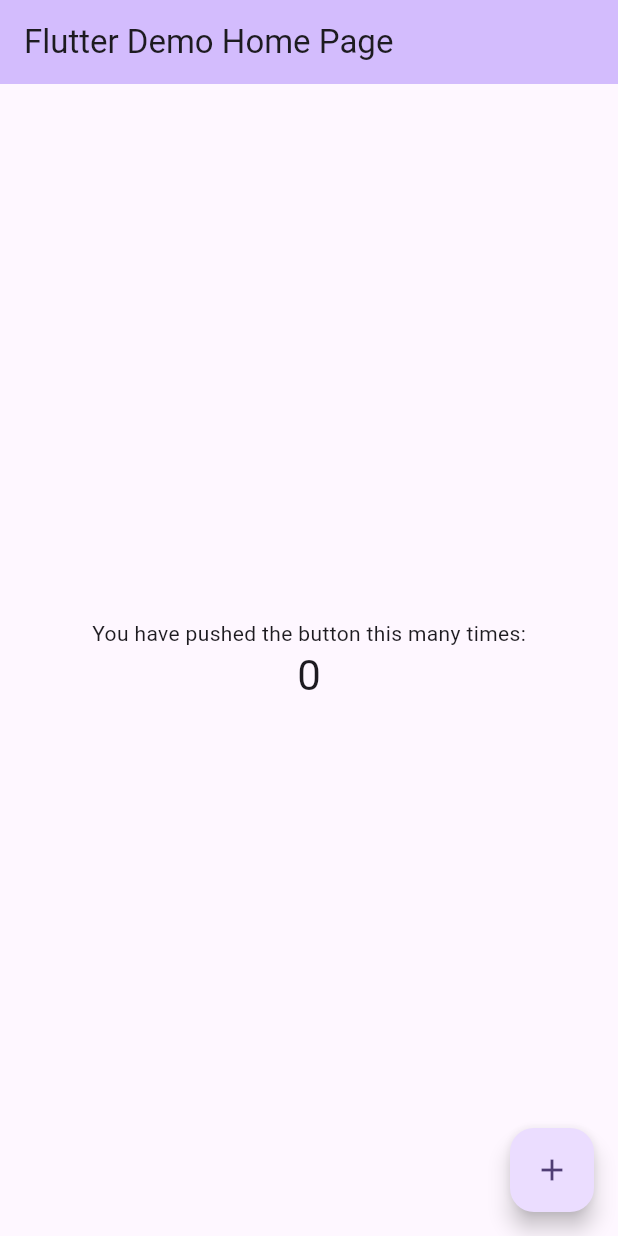
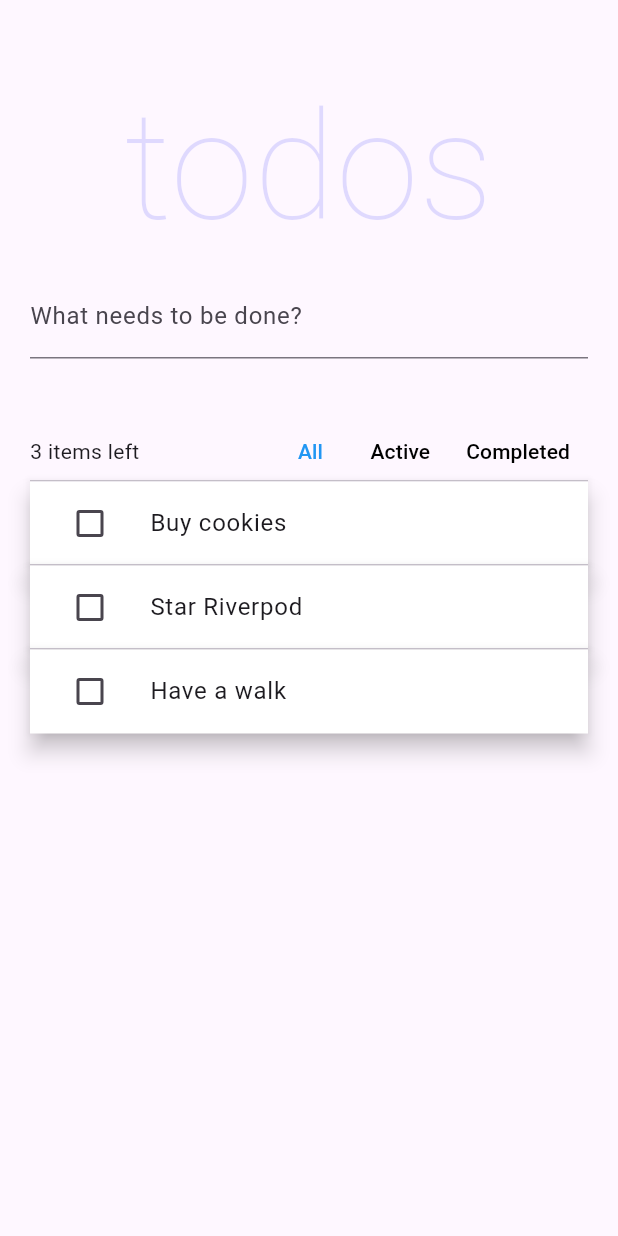
Before and after one commit to Xim-ya/clean_riverpod_management_todo_app_implementation, a Flutter app: the screen it shows after launch, on a phone screen of 412 x 824 dp. Run offline on Flutter 3.47's test engine with Material 3 defaults, Android fonts, the phone set to English and light mode, and no system bars; our stand-ins replace flutter_hooks, flutter_riverpod, hooks_riverpod; Roboto replaces fonts that are missing (Helvetica Neue).

Commit message:
feature : add todo features

```diff
--- a/lib/main.dart
+++ b/lib/main.dart
@@ -1,125 +1,27 @@
+import 'package:clean_riverpod_management/src/home.dart';
 import 'package:flutter/material.dart';
+import 'package:flutter_riverpod/flutter_riverpod.dart';
 
 void main() {
-  runApp(const MyApp());
+  runApp(
+    const ProviderScope(
+      child: MyApp(),
+    ),
+  );
 }
 
 class MyApp extends StatelessWidget {
   const MyApp({super.key});
 
-  // This widget is the root of your application.
   @override
   Widget build(BuildContext context) {
     return MaterialApp(
-      title: 'Flutter Demo',
+      title: 'Todo App',
       theme: ThemeData(
-        // This is the theme of your application.
-        //
-        // TRY THIS: Try running your application with "flutter run". You'll see
-        // the application has a purple toolbar. Then, without quitting the app,
-        // try changing the seedColor in the colorScheme below to Colors.green
-        // and then invoke "hot reload" (save your changes or press the "hot
-        // reload" button in a Flutter-supported IDE, or press "r" if you used
-        // the command line to start the app).
-        //
-        // Notice that the counter didn't reset back to zero; the application
-        // state is not lost during the reload. To reset the state, use hot
-        // restart instead.
-        //
-        // This works for code too, not just values: Most code changes can be
-        // tested with just a hot reload.
         colorScheme: ColorScheme.fromSeed(seedColor: Colors.deepPurple),
         useMaterial3: true,
       ),
-      home: const MyHomePage(title: 'Flutter Demo Home Page'),
+      home: const Home(),
     );
   }
 }
-
-class MyHomePage extends StatefulWidget {
-  const MyHomePage({super.key, required this.title});
-
-  // This widget is the home page of your application. It is stateful, meaning
-  // that it has a State object (defined below) that contains fields that affect
-  // how it looks.
-
-  // This class is the configuration for the state. It holds the values (in this
-  // case the title) provided by the parent (in this case the App widget) and
-  // used by the build method of the State. Fields in a Widget subclass are
-  // always marked "final".
-
-  final String title;
-
-  @override
-  State<MyHomePage> createState() => _MyHomePageState();
-}
-
-class _MyHomePageState extends State<MyHomePage> {
-  int _counter = 0;
-
-  void _incrementCounter() {
-    setState(() {
-      // This call to setState tells the Flutter framework that something has
-      // changed in this State, which causes it to rerun the build method below
-      // so that the display can reflect the updated values. If we changed
-      // _counter without calling setState(), then the build method would not be
-      // called again, and so nothing would appear to happen.
-      _counter++;
-    });
-  }
-
-  @override
-  Widget build(BuildContext context) {
-    // This method is rerun every time setState is called, for instance as done
-    // by the _incrementCounter method above.
-    //
-    // The Flutter framework has been optimized to make rerunning build methods
-    // fast, so that you can just rebuild anything that needs updating rather
-    // than having to individually change instances of widgets.
-    return Scaffold(
-      appBar: AppBar(
-        // TRY THIS: Try changing the color here to a specific color (to
-        // Colors.amber, perhaps?) and trigger a hot reload to see the AppBar
-        // change color while the other colors stay the same.
-        backgroundColor: Theme.of(context).colorScheme.inversePrimary,
-        // Here we take the value from the MyHomePage object that was created by
-        // the App.build method, and use it to set our appbar title.
-        title: Text(widget.title),
-      ),
-      body: Center(
-        // Center is a layout widget. It takes a single child and positions it
-        // in the middle of the parent.
-        child: Column(
-          // Column is also a layout widget. It takes a list of children and
-          // arranges them vertically. By default, it sizes itself to fit its
-          // children horizontally, and tries to be as tall as its parent.
-          //
-          // Column has various properties to control how it sizes itself and
-          // how it positions its children. Here we use mainAxisAlignment to
-          // center the children vertically; the main axis here is the vertical
-          // axis because Columns are vertical (the cross axis would be
-          // horizontal).
-          //
-          // TRY THIS: Invoke "debug painting" (choose the "Toggle Debug Paint"
-          // action in the IDE, or press "p" in the console), to see the
-          // wireframe for each widget.
-          mainAxisAlignment: MainAxisAlignment.center,
-          children: <Widget>[
-            const Text(
-              'You have pushed the button this many times:',
-            ),
-            Text(
-              '$_counter',
-              style: Theme.of(context).textTheme.headlineMedium,
-            ),
-          ],
-        ),
-      ),
-      floatingActionButton: FloatingActionButton(
-        onPressed: _incrementCounter,
-        tooltip: 'Increment',
-        child: const Icon(Icons.add),
-      ), // This trailing comma makes auto-formatting nicer for build methods.
-    );
-  }
-}
--- /dev/null
+++ b/lib/src/constants/todo_list_filter.dart
@@ -0,0 +1,5 @@
+enum TodoListFilter {
+  all,
+  active,
+  completed,
+}
--- /dev/null
+++ b/lib/src/home.dart
@@ -0,0 +1,69 @@
+import 'package:clean_riverpod_management/src/home_event.dart';
+import 'package:clean_riverpod_management/src/providers/current_todo_provider.dart';
+import 'package:clean_riverpod_management/src/providers/filtered_todos_provider.dart';
+import 'package:clean_riverpod_management/src/providers/todo_list_filter.dart';
+import 'package:clean_riverpod_management/src/providers/todo_list_provider.dart';
+import 'package:clean_riverpod_management/src/providers/umcompleted_todo_count_provider.dart';
+import 'package:clean_riverpod_management/src/test_keys.dart';
+import 'package:flutter/material.dart';
+import 'package:flutter_hooks/flutter_hooks.dart';
+import 'package:hooks_riverpod/hooks_riverpod.dart';
+
+import 'constants/todo_list_filter.dart';
+import 'hooks/use_is_focused.dart';
+
+part 'widgets/title.dart';
+part 'widgets/todo_item.dart';
+part 'widgets/tool_bar.dart';
+
+class Home extends HookConsumerWidget with HomeEvent {
+  const Home({Key? key}) : super(key: key);
+
+  @override
+  Widget build(BuildContext context, WidgetRef ref) {
+    final todos = ref.watch(filteredTodos);
+    final newTodoController = useTextEditingController();
+
+    return GestureDetector(
+      onTap: () => FocusScope.of(context).unfocus(),
+      child: Scaffold(
+        body: ListView(
+          padding: const EdgeInsets.symmetric(horizontal: 20, vertical: 40),
+          children: [
+            const _Title(),
+            TextField(
+              key: addTodoKey,
+              controller: newTodoController,
+              decoration: const InputDecoration(
+                labelText: 'What needs to be done?',
+              ),
+              onSubmitted: (value) => onTextFieldSubmitted(
+                ref,
+                textEditingController: newTodoController,
+                value: value,
+              ),
+            ),
+            const SizedBox(height: 42),
+            const _Toolbar(),
+            if (todos.isNotEmpty) const Divider(height: 0),
+            for (var i = 0; i < todos.length; i++) ...[
+              if (i > 0) const Divider(height: 0),
+              Dismissible(
+                key: ValueKey(todos[i].id),
+                onDismissed: (_) {
+                  ref.read(todoListProvider.notifier).remove(todos[i]);
+                },
+                child: ProviderScope(
+                  overrides: [
+                    currentTodo.overrideWithValue(todos[i]),
+                  ],
+                  child: const _TodoItem(),
+                ),
+              ),
+            ],
+          ],
+        ),
+      ),
+    );
+  }
+}
--- /dev/null
+++ b/lib/src/home_event.dart
@@ -0,0 +1,14 @@
+import 'package:clean_riverpod_management/src/providers/todo_list_provider.dart';
+import 'package:flutter/cupertino.dart';
+import 'package:flutter_riverpod/flutter_riverpod.dart';
+
+mixin class HomeEvent {
+  void onTextFieldSubmitted(
+    WidgetRef ref, {
+    required TextEditingController textEditingController,
+    required String value,
+  }) {
+    ref.read(todoListProvider.notifier).add(value);
+    textEditingController.clear();
+  }
+}
--- /dev/null
+++ b/lib/src/hooks/use_is_focused.dart
@@ -0,0 +1,20 @@
+import 'package:flutter/material.dart';
+import 'package:flutter_hooks/flutter_hooks.dart';
+
+bool useIsFocused(FocusNode node) {
+  final isFocused = useState(node.hasFocus);
+
+  useEffect(
+    () {
+      void listener() {
+        isFocused.value = node.hasFocus;
+      }
+
+      node.addListener(listener);
+      return () => node.removeListener(listener);
+    },
+    [node],
+  );
+
+  return isFocused.value;
+}
--- /dev/null
+++ b/lib/src/model/todo.dart
@@ -0,0 +1,75 @@
+import 'package:flutter/foundation.dart' show immutable;
+import 'package:hooks_riverpod/hooks_riverpod.dart';
+import 'package:uuid/uuid.dart';
+
+const _uuid = Uuid();
+
+@immutable
+class Todo {
+  const Todo({
+    required this.description,
+    required this.id,
+    this.completed = false,
+  });
+
+  final String id;
+  final String description;
+  final bool completed;
+
+  @override
+  String toString() {
+    return 'Todo(description: $description, completed: $completed)';
+  }
+}
+
+/// An object that controls a list of [Todo].
+class TodoList extends Notifier<List<Todo>> {
+  @override
+  List<Todo> build() => [
+        const Todo(id: 'todo-0', description: 'Buy cookies'),
+        const Todo(id: 'todo-1', description: 'Star Riverpod'),
+        const Todo(id: 'todo-2', description: 'Have a walk'),
+      ];
+
+  void add(String description) {
+    state = [
+      ...state,
+      Todo(
+        id: _uuid.v4(),
+        description: description,
+      ),
+    ];
+  }
+
+  void toggle(String id) {
+    state = [
+      for (final todo in state)
+        if (todo.id == id)
+          Todo(
+            id: todo.id,
+            completed: !todo.completed,
+            description: todo.description,
+          )
+        else
+          todo,
+    ];
+  }
+
+  void edit({required String id, required String description}) {
+    state = [
+      for (final todo in state)
+        if (todo.id == id)
+          Todo(
+            id: todo.id,
+            completed: todo.completed,
+            description: description,
+          )
+        else
+          todo,
+    ];
+  }
+
+  void remove(Todo target) {
+    state = state.where((todo) => todo.id != target.id).toList();
+  }
+}
--- /dev/null
+++ b/lib/src/providers/current_todo_provider.dart
@@ -0,0 +1,4 @@
+import 'package:clean_riverpod_management/src/model/todo.dart';
+import 'package:hooks_riverpod/hooks_riverpod.dart';
+
+final currentTodo = Provider<Todo>((ref) => throw UnimplementedError());
--- /dev/null
+++ b/lib/src/providers/filtered_todos_provider.dart
@@ -0,0 +1,19 @@
+import 'package:clean_riverpod_management/src/constants/todo_list_filter.dart';
+import 'package:clean_riverpod_management/src/model/todo.dart';
+import 'package:clean_riverpod_management/src/providers/todo_list_filter.dart';
+import 'package:clean_riverpod_management/src/providers/todo_list_provider.dart';
+import 'package:hooks_riverpod/hooks_riverpod.dart';
+
+final filteredTodos = Provider<List<Todo>>((ref) {
+  final filter = ref.watch(todoListFilter);
+  final todos = ref.watch(todoListProvider);
+
+  switch (filter) {
+    case TodoListFilter.completed:
+      return todos.where((todo) => todo.completed).toList();
+    case TodoListFilter.active:
+      return todos.where((todo) => !todo.completed).toList();
+    case TodoListFilter.all:
+      return todos;
+  }
+});
--- /dev/null
+++ b/lib/src/providers/todo_list_filter.dart
@@ -0,0 +1,4 @@
+import 'package:clean_riverpod_management/src/constants/todo_list_filter.dart';
+import 'package:hooks_riverpod/hooks_riverpod.dart';
+
+final todoListFilter = StateProvider((_) => TodoListFilter.all);
--- /dev/null
+++ b/lib/src/providers/todo_list_provider.dart
@@ -0,0 +1,4 @@
+import 'package:clean_riverpod_management/src/model/todo.dart';
+import 'package:hooks_riverpod/hooks_riverpod.dart';
+
+final todoListProvider = NotifierProvider<TodoList, List<Todo>>(TodoList.new);
--- /dev/null
+++ b/lib/src/providers/umcompleted_todo_count_provider.dart
@@ -0,0 +1,6 @@
+import 'package:clean_riverpod_management/src/providers/todo_list_provider.dart';
+import 'package:hooks_riverpod/hooks_riverpod.dart';
+
+final uncompletedTodosCount = Provider<int>((ref) {
+  return ref.watch(todoListProvider).where((todo) => !todo.completed).length;
+});
--- /dev/null
+++ b/lib/src/test_keys.dart
@@ -0,0 +1,7 @@
+import 'package:flutter/material.dart';
+
+/// Some keys used for testing
+final addTodoKey = UniqueKey();
+final activeFilterKey = UniqueKey();
+final completedFilterKey = UniqueKey();
+final allFilterKey = UniqueKey();
--- /dev/null
+++ b/lib/src/widgets/title.dart
@@ -0,0 +1,19 @@
+part of '../home.dart';
+
+class _Title extends StatelessWidget {
+  const _Title({Key? key}) : super(key: key);
+
+  @override
+  Widget build(BuildContext context) {
+    return const Text(
+      'todos',
+      textAlign: TextAlign.center,
+      style: TextStyle(
+        color: Color.fromARGB(38, 47, 47, 247),
+        fontSize: 100,
+        fontWeight: FontWeight.w100,
+        fontFamily: 'Helvetica Neue',
+      ),
+    );
+  }
+}
--- /dev/null
+++ b/lib/src/widgets/todo_item.dart
@@ -0,0 +1,50 @@
+part of '../home.dart';
+
+class _TodoItem extends HookConsumerWidget {
+  const _TodoItem({Key? key}) : super(key: key);
+
+  @override
+  Widget build(BuildContext context, WidgetRef ref) {
+    final todo = ref.watch(currentTodo);
+    final itemFocusNode = useFocusNode();
+    final itemIsFocused = useIsFocused(itemFocusNode);
+
+    final textEditingController = useTextEditingController();
+    final textFieldFocusNode = useFocusNode();
+
+    return Material(
+      color: Colors.white,
+      elevation: 6,
+      child: Focus(
+        focusNode: itemFocusNode,
+        onFocusChange: (focused) {
+          if (focused) {
+            textEditingController.text = todo.description;
+          } else {
+            ref
+                .read(todoListProvider.notifier)
+                .edit(id: todo.id, description: textEditingController.text);
+          }
+        },
+        child: ListTile(
+          onTap: () {
+            itemFocusNode.requestFocus();
+            textFieldFocusNode.requestFocus();
+          },
+          leading: Checkbox(
+            value: todo.completed,
+            onChanged: (value) =>
+                ref.read(todoListProvider.notifier).toggle(todo.id),
+          ),
+          title: itemIsFocused
+              ? TextField(
+                  autofocus: true,
+                  focusNode: textFieldFocusNode,
+                  controller: textEditingController,
+                )
+              : Text(todo.description),
+        ),
+      ),
+    );
+  }
+}
--- /dev/null
+++ b/lib/src/widgets/tool_bar.dart
@@ -0,0 +1,74 @@
+part of '../home.dart';
+
+class _Toolbar extends HookConsumerWidget {
+  const _Toolbar({
+    Key? key,
+  }) : super(key: key);
+
+  @override
+  Widget build(BuildContext context, WidgetRef ref) {
+    final filter = ref.watch(todoListFilter);
+
+    Color? textColorFor(TodoListFilter value) {
+      return filter == value ? Colors.blue : Colors.black;
+    }
+
+    return Material(
+      child: Row(
+        mainAxisAlignment: MainAxisAlignment.spaceBetween,
+        children: [
+          Expanded(
+            child: Text(
+              '${ref.watch(uncompletedTodosCount)} items left',
+              overflow: TextOverflow.ellipsis,
+            ),
+          ),
+          Tooltip(
+            key: allFilterKey,
+            message: 'All todos',
+            child: TextButton(
+              onPressed: () =>
+                  ref.read(todoListFilter.notifier).state = TodoListFilter.all,
+              style: ButtonStyle(
+                visualDensity: VisualDensity.compact,
+                foregroundColor:
+                    MaterialStateProperty.all(textColorFor(TodoListFilter.all)),
+              ),
+              child: const Text('All'),
+            ),
+          ),
+          Tooltip(
+            key: activeFilterKey,
+            message: 'Only uncompleted todos',
+            child: TextButton(
+              onPressed: () => ref.read(todoListFilter.notifier).state =
+                  TodoListFilter.active,
+              style: ButtonStyle(
+                visualDensity: VisualDensity.compact,
+                foregroundColor: MaterialStateProperty.all(
+                  textColorFor(TodoListFilter.active),
+                ),
+              ),
+              child: const Text('Active'),
+            ),
+          ),
+          Tooltip(
+            key: completedFilterKey,
+            message: 'Only completed todos',
+            child: TextButton(
+              onPressed: () => ref.read(todoListFilter.notifier).state =
+                  TodoListFilter.completed,
+              style: ButtonStyle(
+                visualDensity: VisualDensity.compact,
+                foregroundColor: MaterialStateProperty.all(
+                  textColorFor(TodoListFilter.completed),
+                ),
+              ),
+              child: const Text('Completed'),
+            ),
+          ),
+        ],
+      ),
+    );
+  }
+}
--- a/pubspec.yaml
+++ b/pubspec.yaml
@@ -35,6 +35,11 @@
   # The following adds the Cupertino Icons font to your application.
   # Use with the CupertinoIcons class for iOS style icons.
   cupertino_icons: ^1.0.2
+  flutter_riverpod: ^2.4.9
+  flutter_hooks: ^0.20.3
+  hooks_riverpod: ^2.4.9
+  uuid: ^3.0.4
+
 
 dev_dependencies:
   flutter_test:
```
Also changed, not shown: lib/src/home_state.dart (added), pubspec.lock.
